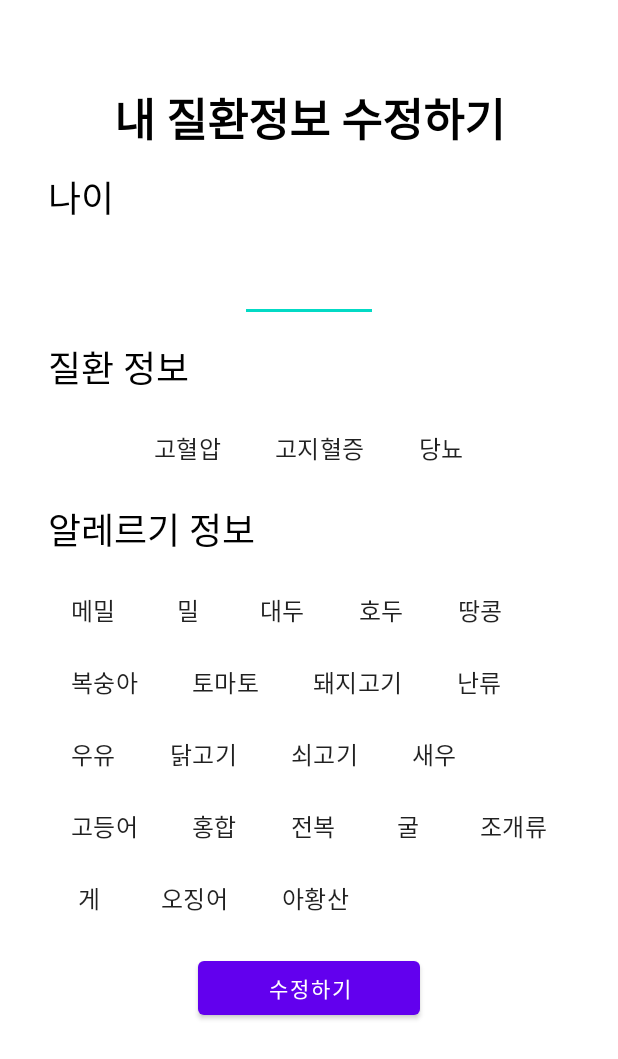
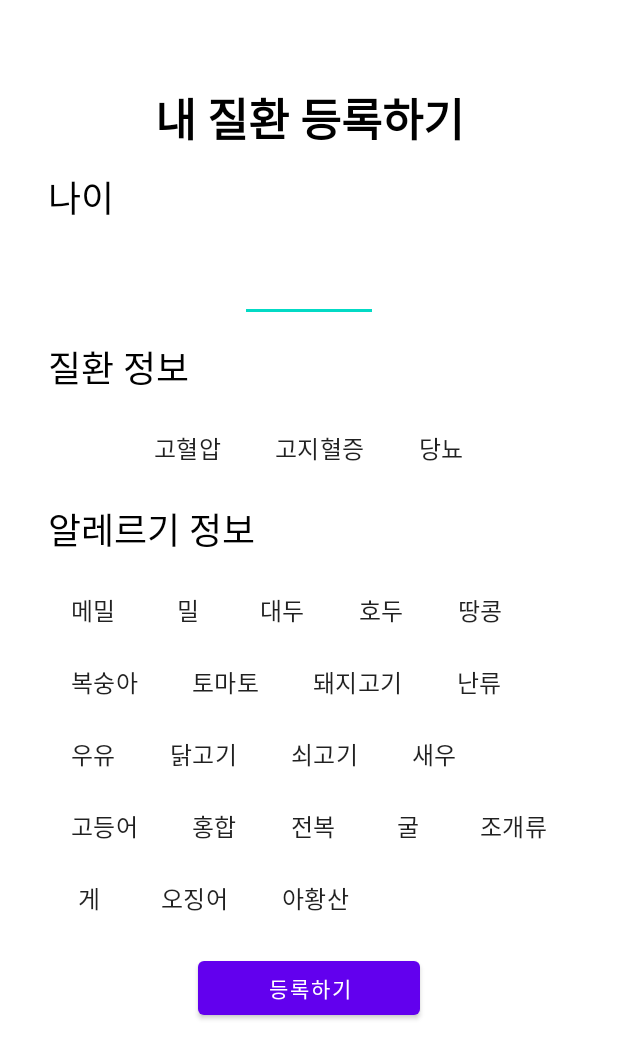
Before and after one commit to BeYourEyes/Android-Firebase, an Android app: the UserInfoRegisterActivity screen opened directly, with no data from a screen before it, on a phone screen of 412 x 824 dp. Shown: the top 1059 px of the screen. Run offline under Robolectric (Android 15) with nearby library versions, the phone set to English and light mode, and no system bars; our stand-ins replace Firebase (no records; nobody signed in at launch, a user with empty details on screens opened directly).

Commit message:
userInfo added / name fixed

```diff
--- a/app/src/main/AndroidManifest.xml
+++ b/app/src/main/AndroidManifest.xml
@@ -16,6 +16,9 @@
         android:theme="@style/Theme.BeYourEyes"
         tools:targetApi="31">
         <activity
+            android:name=".UserInfoActivity"
+            android:exported="false" />
+        <activity
             android:name=".UserInfoRegisterActivity"
             android:exported="false" />
         <activity
@@ -32,5 +35,4 @@
             android:exported="false" />
     </application>
 
-
 </manifest>
--- a/app/src/main/res/layout/activity_user_info_register.xml
+++ b/app/src/main/res/layout/activity_user_info_register.xml
@@ -16,7 +16,7 @@
         android:layout_height="wrap_content"
         android:layout_marginTop="24sp"
         android:fontFamily="@font/pretendard700"
-        android:text="@string/function3"
+        android:text="@string/userInfoRegister"
         android:textAlignment="center"
         android:textColor="@color/black"
         android:textSize="30sp"
@@ -311,5 +311,5 @@
         android:layout_marginLeft="100sp"
         android:layout_marginRight="100sp"
         android:layout_marginBottom="32dp"
-        android:text="수정하기" />
+        android:text="등록하기" />
 </LinearLayout>
--- a/app/src/main/res/values/strings.xml
+++ b/app/src/main/res/values/strings.xml
@@ -5,6 +5,7 @@
     <string name="appName">당신의 안(眼)식(食)</string>
     <string name="function1">식품 촬영하기</string>
     <string name="function2">오늘 섭취한 영양소 확인</string>
-    <string name="function3">내 질환정보 수정하기</string>
+    <string name="function3">내 질환 수정하기</string>
+    <string name="userInfoRegister">내 질환 등록하기</string>
 
 </resources>
```
Also changed, not shown: app/src/main/java/com/example/beyoureyes/UserInfoActivity.kt (added, +11 -0 lines), app/src/main/res/layout/activity_user_info.xml (added, +9 -0 lines).
